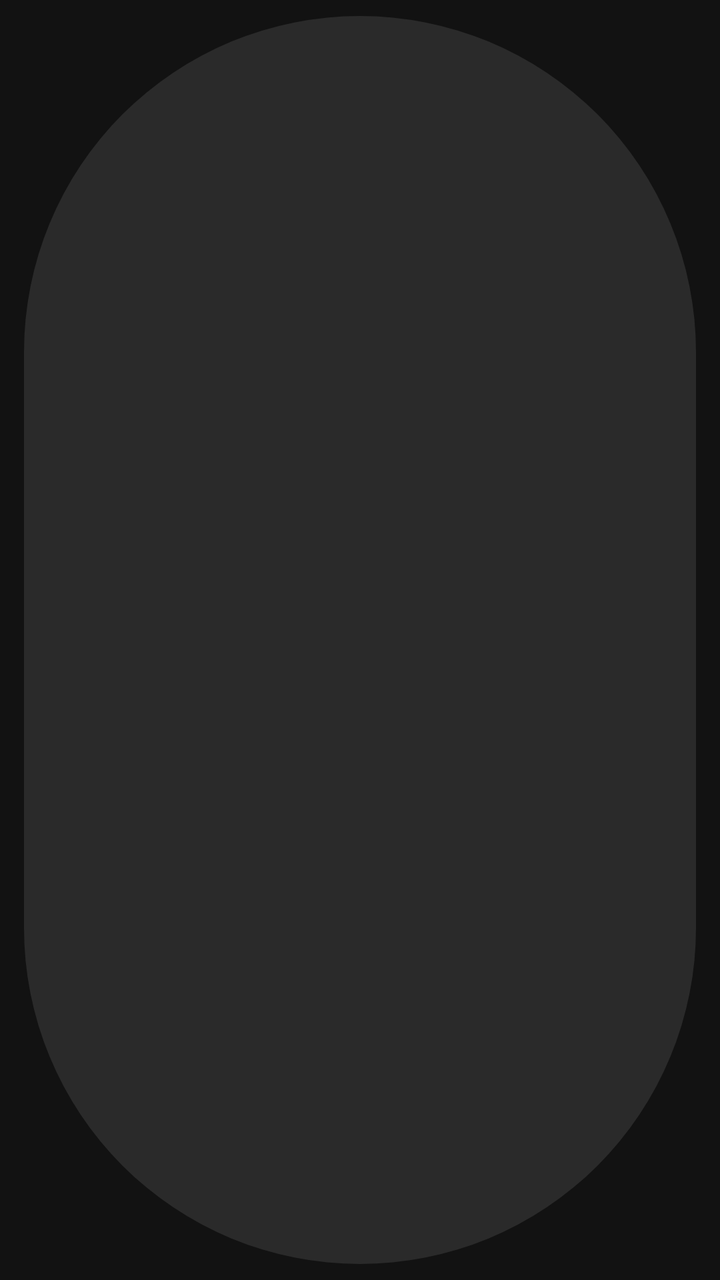
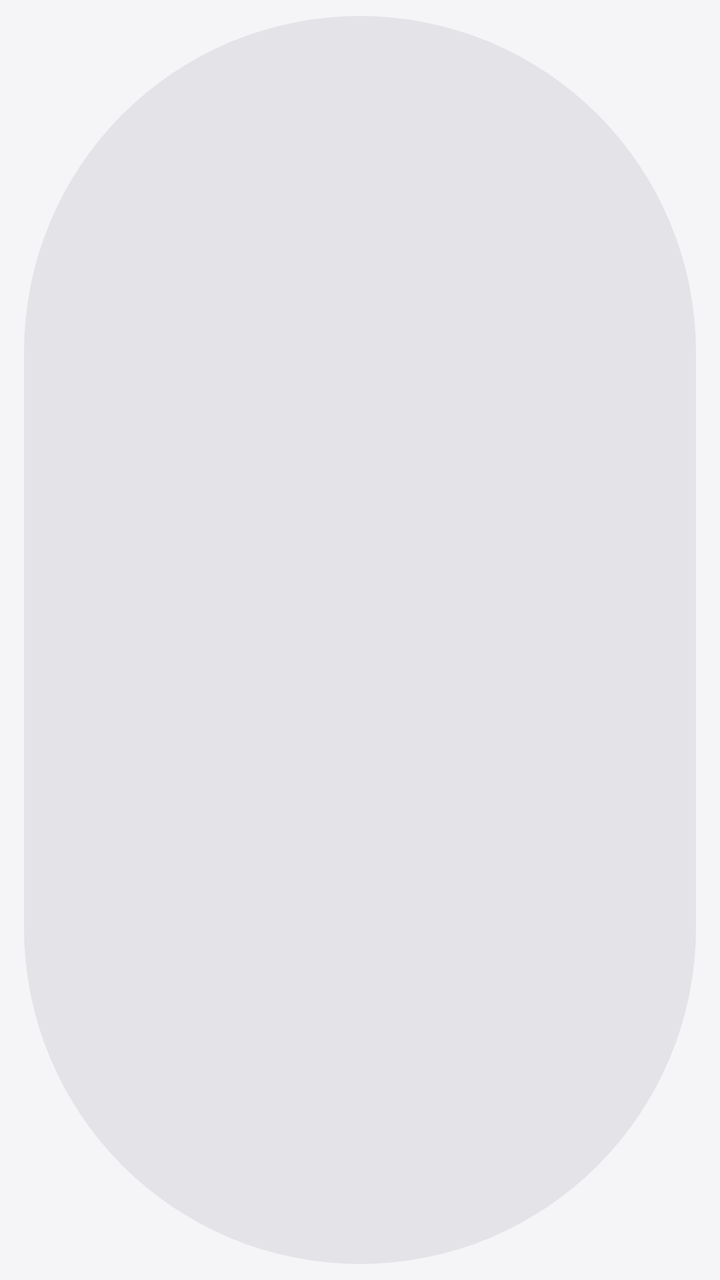

Compare the two renders of this Android layout. The source of the first and the diff that turns it into the second are given below.
<!-- AndroidManifest.xml: application theme Theme.WallpaperApp -->
<!-- res/layout/item_category.xml -->
<?xml version="1.0" encoding="utf-8"?>
<com.google.android.material.chip.Chip xmlns:android="http://schemas.android.com/apk/res/android"
    xmlns:app="http://schemas.android.com/apk/res-auto"
    android:id="@+id/chip"
    android:layout_width="wrap_content"
    android:layout_height="wrap_content"
    android:layout_marginEnd="8dp"
    android:checkable="true"
    android:textColor="@color/white"
    app:chipBackgroundColor="@color/chip_unselected" />
<!-- resources referenced by this layout -->
<resources>
  <color name="chip_unselected">#FF2A2A2A</color>
  <color name="white">#FFFFFFFF</color>
  <style name="Theme.WallpaperApp" parent="Theme.MaterialComponents.DayNight.NoActionBar">
          <item name="colorPrimary">@color/accent</item>
          <item name="colorPrimaryDark">@color/black</item>
          <item name="colorAccent">@color/accent</item>
          <item name="android:windowBackground">@color/bg_dark</item>
          <item name="android:statusBarColor">@color/bg_dark</item>
          <item name="android:windowLightStatusBar" tools:targetApi="m">false</item>
      </style>
  <color name="accent">#FF6C63FF</color>
  <color name="black">#FF000000</color>
  <color name="bg_dark">#FF121212</color>
</resources>

<!-- the commit's change to res/layout/item_category.xml (unified diff, before → after) -->
@@ -6,5 +6,5 @@
     android:layout_height="wrap_content"
     android:layout_marginEnd="8dp"
     android:checkable="true"
-    android:textColor="@color/white"
-    app:chipBackgroundColor="@color/chip_unselected" />
+    android:textColor="@color/chip_text_selector"
+    app:chipBackgroundColor="@color/chip_background_selector" />
<!-- resource entries referenced after the edit -->
@@ -1,17 +1,17 @@
 <!-- resources referenced by this layout -->
 <resources>
-  <color name="chip_unselected">#FF2A2A2A</color>
-  <color name="white">#FFFFFFFF</color>
   <style name="Theme.WallpaperApp" parent="Theme.MaterialComponents.DayNight.NoActionBar">
           <item name="colorPrimary">@color/accent</item>
-          <item name="colorPrimaryDark">@color/black</item>
+          <item name="colorPrimaryDark">@color/color_background</item>
           <item name="colorAccent">@color/accent</item>
-          <item name="android:windowBackground">@color/bg_dark</item>
-          <item name="android:statusBarColor">@color/bg_dark</item>
-          <item name="android:windowLightStatusBar" tools:targetApi="m">false</item>
+          <item name="colorSurface">@color/color_surface</item>
+          <item name="android:windowBackground">@color/color_background</item>
+          <item name="android:statusBarColor">@color/color_status_bar</item>
+          <item name="android:windowLightStatusBar" tools:targetApi="m">@bool/is_light_status_bar_icons</item>
       </style>
   <color name="accent">#FF6C63FF</color>
-  <color name="black">#FF000000</color>
-  <color name="bg_dark">#FF121212</color>
+  <color name="color_background">#FFF5F5F7</color>
+  <color name="color_surface">#FFFFFFFF</color>
+  <color name="color_status_bar">@color/color_background</color>
 </resources>
 
